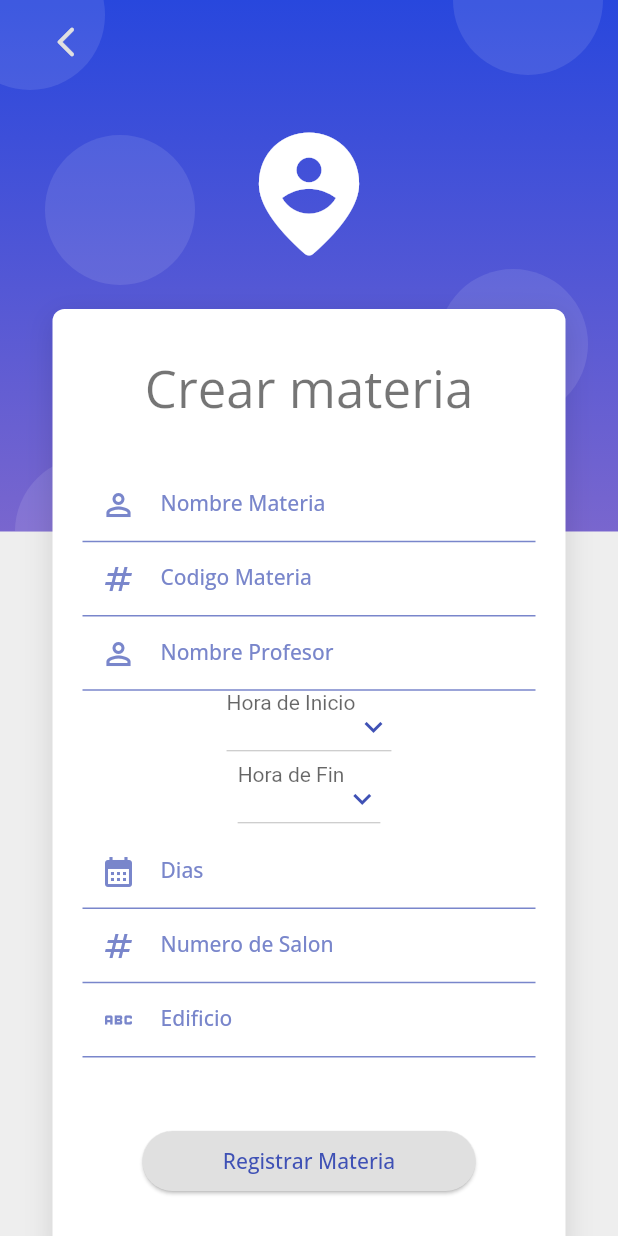
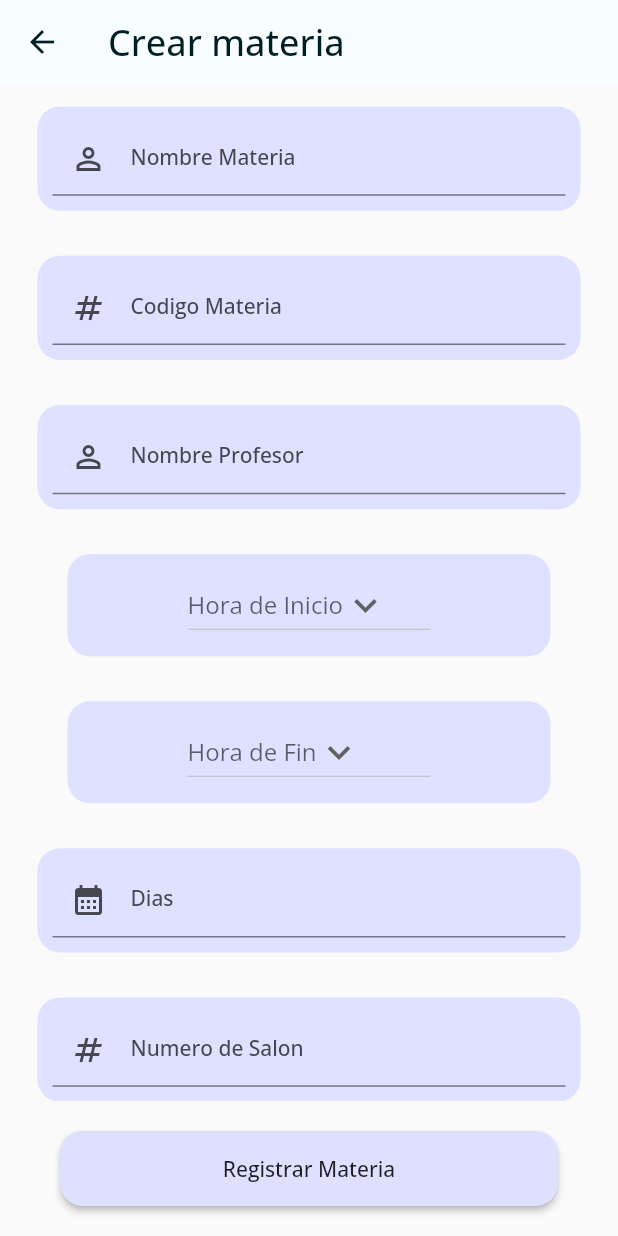
Before and after one commit to moisesmtzs/agenda_modular, a Flutter app: the RegisterSubjectPage screen opened by its route, on a phone screen of 412 x 824 dp. Run offline on Flutter 3.47's test engine with Material 2 defaults, Android fonts, the phone set to English and light mode, and no system bars; our stand-ins replace flutter_svg, flutter_zoom_drawer, get, get_storage, google_fonts, google_nav_bar and 2 more; accounts and stored records are empty.

Commit message:
Cambios en diseño y paleta de colores

```diff
--- a/lib/src/screens/home/home_page.dart
+++ b/lib/src/screens/home/home_page.dart
@@ -62,7 +62,7 @@ class _MyHomePageState extends State<MyHomePage> {
         children: [
           _fondoapp(),
           SingleChildScrollView(
-            physics: const BouncingScrollPhysics(),
+            physics: const ClampingScrollPhysics(),
             child: _buttonAssistant(context)
           ),
         ]
@@ -268,14 +268,14 @@ class MenuPage extends GetView<MyDrawerController> {
     return Container(
       color: const Color.fromARGB(255, 255, 255, 255),
       child: ListView(
-        physics: const BouncingScrollPhysics(),
+        physics: const ClampingScrollPhysics(),
         padding: EdgeInsets.zero,
         children: [
           DrawerHeader(
             padding: const EdgeInsets.fromLTRB(15, 15, 0, 0),
             child: ListView(
               // mainAxisSize: MainAxisSize.max,
-              physics: const BouncingScrollPhysics(),
+              physics: const ClampingScrollPhysics(),
               children: [
                 Container(
                   alignment: Alignment.topLeft,
--- a/lib/src/screens/login/login_page.dart
+++ b/lib/src/screens/login/login_page.dart
@@ -17,7 +17,7 @@ class LoginPage extends StatelessWidget {
       body: AuthBackground(
         child: SingleChildScrollView(
           keyboardDismissBehavior: ScrollViewKeyboardDismissBehavior.onDrag,
-          physics: BouncingScrollPhysics(),
+          physics: ClampingScrollPhysics(),
           child: Column(
             children: [
               SizedBox(height: MediaQuery.of(context).size.height * 0.3),
--- a/lib/src/screens/register/register_page.dart
+++ b/lib/src/screens/register/register_page.dart
@@ -18,14 +18,14 @@ class RegisterPage extends StatelessWidget {
       floatingActionButton: FloatingActionButton(
         elevation: 0,
         backgroundColor: const Color.fromARGB(0, 254, 254, 254),
-        child: const Icon(Icons.arrow_back_ios_new_rounded),
+        child: const Icon(Icons.arrow_back_ios_new_rounded, color: Color(0xFFFFFFFF),),
         onPressed: () => Get.back()
       ),
       floatingActionButtonLocation: FloatingActionButtonLocation.startTop,
       body: AuthBackground(
         child: SingleChildScrollView(
           keyboardDismissBehavior: ScrollViewKeyboardDismissBehavior.onDrag,
-          physics: const BouncingScrollPhysics(),
+          physics: const ClampingScrollPhysics(),
           child: Column(
             children: [
               SizedBox(height: MediaQuery.of(context).size.height * 0.25),
--- a/lib/src/screens/registersubject/registersubject_page.dart
+++ b/lib/src/screens/registersubject/registersubject_page.dart
@@ -1,4 +1,3 @@
-import 'package:agenda_app/src/screens/screens.dart';
 import 'package:flutter/material.dart';
 import "dart:io";
 
@@ -8,6 +7,8 @@ import 'package:agenda_app/src/widgets/auth_background.dart';
 import 'package:agenda_app/src/widgets/card_container.dart';
 import 'package:agenda_app/src/ui/input_decoration.dart';
 import 'package:agenda_app/src/screens/registersubject/registersubject_controller.dart';
+import 'package:agenda_app/src/screens/screens.dart';
+import 'package:agenda_app/src/ui/app_colors.dart';
 
 class RegisterSubjectPage extends StatefulWidget {
   @override
@@ -41,39 +42,13 @@ class _RegisterSubjectPageState extends State<RegisterSubjectPage> {
 
   Widget build(BuildContext context) {
     return Scaffold(
-        floatingActionButton: FloatingActionButton(
-            elevation: 0,
-            backgroundColor: const Color.fromARGB(0, 254, 254, 254),
-            child: const Icon(Icons.arrow_back_ios_new_rounded),
-            onPressed: () => Get.back()),
-        floatingActionButtonLocation: FloatingActionButtonLocation.startTop,
-        body: AuthBackground(
-            child: SingleChildScrollView(
-                keyboardDismissBehavior:
-                    ScrollViewKeyboardDismissBehavior.onDrag,
-                physics: const BouncingScrollPhysics(),
-                child: Column(
+      appBar: AppBar(
+        title: const Text('Crear materia', style: TextStyle(fontSize: 24),),
+      ),
+      body: ListView(
+        physics: const ClampingScrollPhysics(),
+        keyboardDismissBehavior: ScrollViewKeyboardDismissBehavior.onDrag,
         children: [
-                    SizedBox(height: MediaQuery.of(context).size.height * 0.25),
-                    CardContainer(
-                        child: Column(
-                      children: [
-                        const SizedBox(height: 10),
-                        Text('Crear materia',
-                            style: Theme.of(context).textTheme.headline4),
-                        const SizedBox(height: 30),
-                        _registerForm(context)
-                      ],
-                    )),
-                    SizedBox(height: MediaQuery.of(context).size.height * 0.03),
-                  ],
-                ))));
-  }
-
-  Widget _registerForm(BuildContext context) {
-    return Form(
-        autovalidateMode: AutovalidateMode.onUserInteraction,
-        child: Column(children: [
           _textName(),
           _textCodeSubject(),
           _textProfesorsName(),
@@ -82,76 +57,120 @@ class _RegisterSubjectPageState extends State<RegisterSubjectPage> {
           _days(),
           _clasroom(),
           _building(),
-          const SizedBox(
-            height: 25,
+        ],
       ),
-          _registerButton(),
-        ]));
+      bottomNavigationBar: _registerButton(),
+    );
   }
-
   //------------------CLASS---------------------------------------------
   Widget _textName() {
-    return TextFormField(
+    return Container(
+      margin: const EdgeInsets.symmetric(horizontal: 25, vertical: 15),
+      padding: const EdgeInsets.all(10),
+      decoration: BoxDecoration(
+        color: AppColors.colors.primaryContainer,
+        borderRadius: BorderRadius.circular(15)
+      ),
+      child: Form(
+        autovalidateMode: AutovalidateMode.onUserInteraction,
+        child: TextFormField(
           controller: classController.nameClassController, ////<----
           cursorRadius: const Radius.circular(8.0),
           autocorrect: false,
           keyboardType: TextInputType.name,
-        decoration: InputDecorations.authInputDecoration(
+          decoration: const InputDecoration(
             hintText: "Matematicas",
             labelText: "Nombre Materia",
-            prefixIcon: Icons.perm_identity_sharp),
+            prefixIcon: Icon(Icons.perm_identity_sharp)
+          ),
           validator: (value) {
             String pattern = r"\b([a-zA-ZÀ-ÿ][-,a-z. ']+[ ]*)+";
             RegExp nameregExp = RegExp(pattern);
             return nameregExp.hasMatch(value ?? '') ? null : 'Nombre no válido';
-        });
+          }
+        ),
+      ),
+    );
   }
 
   Widget _textCodeSubject() {
-    return TextFormField(
+    return Container(
+      margin: const EdgeInsets.symmetric(horizontal: 25, vertical: 15),
+      padding: const EdgeInsets.all(10),
+      decoration: BoxDecoration(
+        color: AppColors.colors.primaryContainer,
+        borderRadius: BorderRadius.circular(15)
+      ),
+      child: Form(
+        autovalidateMode: AutovalidateMode.onUserInteraction,
+        child: TextFormField(
           controller: classController.codeClassController,
           cursorRadius: const Radius.circular(8.0),
           autocorrect: false,
           keyboardType: TextInputType.number,
-        decoration: InputDecorations.authInputDecoration(
+          decoration: const InputDecoration(
               hintText: "5909",
               labelText: "Codigo Materia",
-            prefixIcon: Icons.numbers),
+              prefixIcon: Icon(Icons.numbers)
+            ),
           validator: (value) {
             String pattern = r"\b[0-9]";
             RegExp nameregExp = RegExp(pattern);
             return nameregExp.hasMatch(value ?? '') ? null : 'Codigo no válido';
-        });
+          }
+        ),
+      ),
+    );
   }
 
   Widget _textProfesorsName() {
-    return TextFormField(
+    return Container(
+      margin: const EdgeInsets.symmetric(horizontal: 25, vertical: 15),
+      padding: const EdgeInsets.all(10),
+      decoration: BoxDecoration(
+        color: AppColors.colors.primaryContainer,
+        borderRadius: BorderRadius.circular(15)
+      ),
+      child: Form(
+        autovalidateMode: AutovalidateMode.onUserInteraction,
+        child: TextFormField(
           controller: classController.profesorClassController,
           cursorRadius: const Radius.circular(8.0),
           autocorrect: false,
           keyboardType: TextInputType.name,
-        decoration: InputDecorations.authInputDecoration(
+          decoration: const InputDecoration(
               hintText: "Marcos",
               labelText: "Nombre Profesor",
-            prefixIcon: Icons.perm_identity_sharp),
+              prefixIcon: Icon(Icons.perm_identity_sharp)
+            ),
           validator: (value) {
             String pattern = r"\b([a-zA-ZÀ-ÿ][-,a-z. ']+[ ]*)+";
             RegExp nameregExp = RegExp(pattern);
             return nameregExp.hasMatch(value ?? '') ? null : 'Nombre no válido';
-        });
+          }
+        ),
+      ),
+    );
   }
 
   //------------------------SCHEDULE-----------------------------------
   Widget _begin() {
-    return DropdownButton(
-      hint: Text("Hora de Inicio"),
-      alignment: Alignment.topLeft,
-      style: const TextStyle(color: Colors.indigo),
+    return Container(
+      margin: const EdgeInsets.symmetric(horizontal: 45, vertical: 15),
+      padding: const EdgeInsets.symmetric(horizontal: 80, vertical: 10),
+      decoration: BoxDecoration(
+        color: AppColors.colors.primaryContainer,
+        borderRadius: BorderRadius.circular(15)
+      ),
+      child: DropdownButton(
+        dropdownColor: AppColors.colors.onSecondary,
+        borderRadius: BorderRadius.circular(16),
+        alignment: Alignment.center,
+        menuMaxHeight: 400,
+        icon: const Icon(Icons.keyboard_arrow_down),
+        iconSize: 30,
+        hint: const Text("Hora de Inicio"),
         value: scheduleController.begineController,
-      icon: const Icon(
-        Icons.keyboard_arrow_down,
-        color: Colors.indigo,
-      ),
         items: items
             .map((String hora) => DropdownMenuItem<String>(
                   value: hora,
@@ -163,19 +182,27 @@ class _RegisterSubjectPageState extends State<RegisterSubjectPage> {
             scheduleController.begineController = option.toString();
           });
         },
+      ),
     );
   }
 
   Widget _end() {
-    return DropdownButton(
-      hint: Text("Hora de Fin"),
-      alignment: Alignment.topLeft,
-      style: const TextStyle(color: Colors.indigo),
+    return Container(
+      margin: const EdgeInsets.symmetric(horizontal: 45, vertical: 15),
+      padding: const EdgeInsets.symmetric(horizontal: 80, vertical: 10),
+      decoration: BoxDecoration(
+        color: AppColors.colors.primaryContainer,
+        borderRadius: BorderRadius.circular(15)
+      ),
+      child: DropdownButton(
+        dropdownColor: AppColors.colors.onSecondary,
+        borderRadius: BorderRadius.circular(16),
+        alignment: Alignment.center,
+        menuMaxHeight: 400,
+        icon: const Icon(Icons.keyboard_arrow_down),
+        iconSize: 30,
+        hint: const Text("Hora de Fin"),
         value: scheduleController.endController,
-      icon: const Icon(
-        Icons.keyboard_arrow_down,
-        color: Colors.indigo,
-      ),
         items: items
             .map((String hora) => DropdownMenuItem<String>(
                   value: hora,
@@ -187,75 +214,118 @@ class _RegisterSubjectPageState extends State<RegisterSubjectPage> {
             scheduleController.endController = option.toString();
           });
         },
+      ),
     );
   }
 
   Widget _days() {
     //  l  m i j v s
     //MODIFICAR------------------
-    return TextFormField(
+    return Container(
+      margin: const EdgeInsets.symmetric(horizontal: 25, vertical: 15),
+      padding: const EdgeInsets.all(10),
+      decoration: BoxDecoration(
+        color: AppColors.colors.primaryContainer,
+        borderRadius: BorderRadius.circular(15)
+      ),
+      child: Form(
+        autovalidateMode: AutovalidateMode.onUserInteraction,
+        child: TextFormField(
           controller: scheduleController.daysController,
           cursorRadius: const Radius.circular(8.0),
           autocorrect: false,
           keyboardType: TextInputType.text,
-        decoration: InputDecorations.authInputDecoration(
+          decoration: const InputDecoration(
               hintText: "l m i j v s",
               labelText: "Dias",
-            prefixIcon: Icons.calendar_month),
+              prefixIcon: Icon(Icons.calendar_month)
+            ),
           validator: (value) {
             String pattern =
                 r"^\s*([A-Za-z]{1,}([\.,] |[-']| ))+[A-Za-z]+\.?\s*$";
             RegExp nameregExp = RegExp(pattern);
             return nameregExp.hasMatch(value ?? '') ? null : 'Hora no válido';
-        });
+          }
+        ),
+      ),
+    );
   }
 
   Widget _clasroom() {
-    return TextFormField(
+    return Container(
+      margin: const EdgeInsets.symmetric(horizontal: 25, vertical: 15),
+      padding: const EdgeInsets.all(10),
+      decoration: BoxDecoration(
+        color: AppColors.colors.primaryContainer,
+        borderRadius: BorderRadius.circular(15)
+      ),
+      child: Form(
+        autovalidateMode: AutovalidateMode.onUserInteraction,
+        child: TextFormField(
           controller: scheduleController.clasroomController,
           cursorRadius: const Radius.circular(8.0),
           autocorrect: false,
           keyboardType: TextInputType.number,
-        decoration: InputDecorations.authInputDecoration(
+          decoration: const InputDecoration(
               hintText: "8",
               labelText: "Numero de Salon",
-            prefixIcon: Icons.numbers),
+              prefixIcon: Icon(Icons.numbers)
+            ),
           validator: (value) {
             String pattern = r"\b[0-9]";
             RegExp nameregExp = RegExp(pattern);
             return nameregExp.hasMatch(value ?? '') ? null : 'Nombre no válido';
-        });
+          }
+        ),
+      ),
+    );
   }
 
   Widget _building() {
-    return TextFormField(
+    return Container(
+      margin: const EdgeInsets.symmetric(horizontal: 25, vertical: 15),
+      padding: const EdgeInsets.all(10),
+      decoration: BoxDecoration(
+        color: AppColors.colors.primaryContainer,
+        borderRadius: BorderRadius.circular(15)
+      ),
+      child: Form(
+        autovalidateMode: AutovalidateMode.onUserInteraction,
+        child: TextFormField(
           controller: scheduleController.buildingController,
           cursorRadius: const Radius.circular(8.0),
           autocorrect: false,
           keyboardType: TextInputType.text,
-        decoration: InputDecorations.authInputDecoration(
-            hintText: "A", labelText: "Edificio", prefixIcon: Icons.abc),
+          decoration: const InputDecoration(
+              hintText: "A", labelText: "Edificio", prefixIcon: Icon(Icons.abc)
+          ),
           validator: (value) {
             String pattern = r"\b[a-zA-Z]";
             RegExp nameregExp = RegExp(pattern);
             return nameregExp.hasMatch(value ?? '') ? null : 'Nombre no válido';
-        });
+          }
+        ),
+      ),
+    );
   }
 
   //-------------------------------------------------------------------------------
   Widget _registerButton() {
     return Container(
       width: double.infinity,
-      margin: EdgeInsets.symmetric(horizontal: 40, vertical: 20),
-      child: ElevatedButton(
+      height: 50,
+      margin: const EdgeInsets.symmetric(horizontal: 40, vertical: 20),
+      child: MaterialButton(
+        shape: RoundedRectangleBorder( borderRadius: BorderRadius.circular(15) ),
+        color: AppColors.colors.secondaryContainer,
         //onPressed: () => scheduleController.voidschedule(),
         onPressed: () {
           classController.voidClass();
           scheduleController.voidschedule();
         },
-        child: Text(
+        child: const Text(
           'Registrar Materia',
-          style: TextStyle(color: Colors.indigo),
+          // style: TextStyle(color: Colors.indigo),
         ),
       ),
     );
--- a/lib/src/screens/tasks/detail/tasks_detail_page.dart
+++ b/lib/src/screens/tasks/detail/tasks_detail_page.dart
@@ -15,14 +15,14 @@ class TaskDetailPage extends StatelessWidget {
       height: MediaQuery.of(context).size.height * 0.4,
       margin: const EdgeInsets.only(top: 20, bottom: 40, left: 30, right: 30),
       child: ListView(
-        physics: const BouncingScrollPhysics(),
+        physics: const ClampingScrollPhysics(),
         children: [
           Text(
             task.name ?? '',
-            style: const TextStyle( fontSize: 20, fontWeight: FontWeight.bold ),
+            style: const TextStyle( fontSize: 30, fontWeight: FontWeight.bold ),
             textAlign: TextAlign.center,
           ),
-          const SizedBox(height: 30),
+          const SizedBox(height: 40),
           Text(
             task.description ?? '',
             style: const TextStyle( fontSize: 16 ),
--- /dev/null
+++ b/lib/src/ui/app_colors.dart
@@ -0,0 +1,10 @@
+
+import 'package:agenda_app/src/ui/colors.dart';
+
+class AppColors {
+
+  static const colors = MyColors();
+
+  const AppColors._();
+
+}
--- /dev/null
+++ b/lib/src/ui/colors.dart
@@ -0,0 +1,33 @@
+import 'package:flutter/material.dart';
+
+class MyColors {
+    const MyColors();
+    final primary = const Color(0xFF4858A9);
+    final onPrimary = const Color(0xFFFFFFFF);
+    final primaryContainer = const Color(0xFFDEE1FF);
+    final onPrimaryContainer = const Color(0xFF001258);
+    final secondary = const Color(0xFF314DDF);
+    final onSecondary = const Color(0xFFFFFFFF);
+    final secondaryContainer = const Color(0xFFDEE0FF);
+    final onSecondaryContainer = const Color(0xFF000F5C);
+    final tertiary = const Color(0xFF76546E);
+    final onTertiary = const Color(0xFFFFFFFF);
+    final tertiaryContainer = const Color(0xFFFFD7F2);
+    final onTertiaryContainer = const Color(0xFF2D1228);
+    final error = const Color(0xFFBA1A1A);
+    final errorContainer = const Color(0xFFFFDAD6);
+    final onError = const Color(0xFFFFFFFF);
+    final onErrorContainer = const Color(0xFF410002);
+    final background = const Color(0xFFF8FDFF);
+    final onBackground = const Color(0xFF001F25);
+    final surface = const Color(0xFFF8FDFF);
+    final onSurface = const Color(0xFF001F25);
+    final surfaceVariant = const Color(0xFFE3E1EC);
+    final onSurfaceVariant = const Color(0xFF46464F);
+    final outline = const Color(0xFF767680);
+    final onInverseSurface = const Color(0xFFD6F6FF);
+    final inverseSurface = const Color(0xFF00363F);
+    final inversePrimary = const Color(0xFFB9C3FF);
+    final shadow = const Color(0xFF000000);
+    final surfaceTint = const Color(0xFF4858A9);
+}
--- a/lib/src/widgets/no_task_widget.dart
+++ b/lib/src/widgets/no_task_widget.dart
@@ -16,7 +16,7 @@ class NoTaskWidget extends StatelessWidget {
         children: [
           Image.asset('assets/img/no_tasks.png', height: 100),
           const SizedBox(height: 10),
-          Text(text ?? '', style: TextStyle( fontSize: 18, fontWeight: FontWeight.w600, color: Colors.indigo[300] ))
+          Text(text ?? '', style: const TextStyle( fontSize: 18, fontWeight: FontWeight.w600 ))
         ],
       ),
 
--- a/pubspec.yaml
+++ b/pubspec.yaml
@@ -41,6 +41,7 @@ dependencies:
   image_picker: ^0.8.5+3
   intl: ^0.17.0
   modal_bottom_sheet: ^2.1.0
+  material_color_utilities:
   provider: ^6.0.3
   sn_progress_dialog: ^1.0.8
 
```
Also changed, not shown: lib/main.dart (+22 -20 lines), lib/src/screens/schedule/schedule_page.dart (+4 -5 lines), lib/src/screens/tasks/add_task/add_task_controller.dart (+39 -39 lines), lib/src/screens/tasks/add_task/add_task_page.dart (+21 -22 lines), lib/src/screens/tasks/task_controller.dart (+5 -4 lines), lib/src/screens/tasks/task_page.dart (+19 -17 lines), lib/src/screens/update/update_profile_page.dart (+10 -9 lines), lib/color_schemes.g.dart (added), pubspec.lock, 1 other file. Lines whose indentation alone changed are shown as unchanged.
